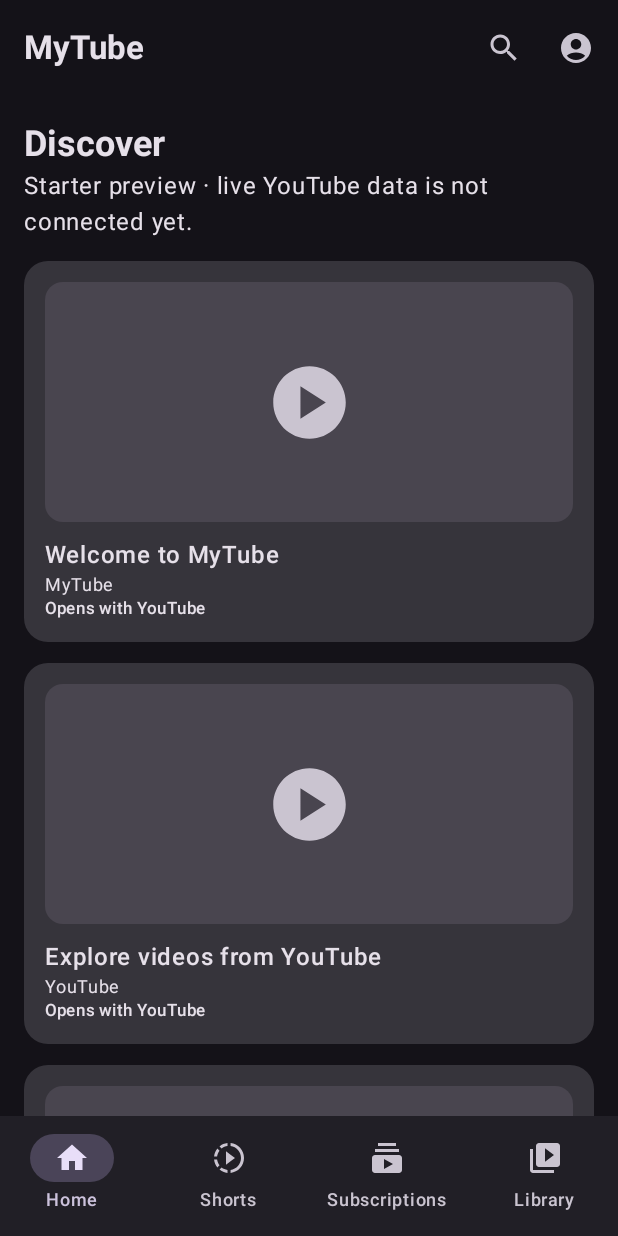
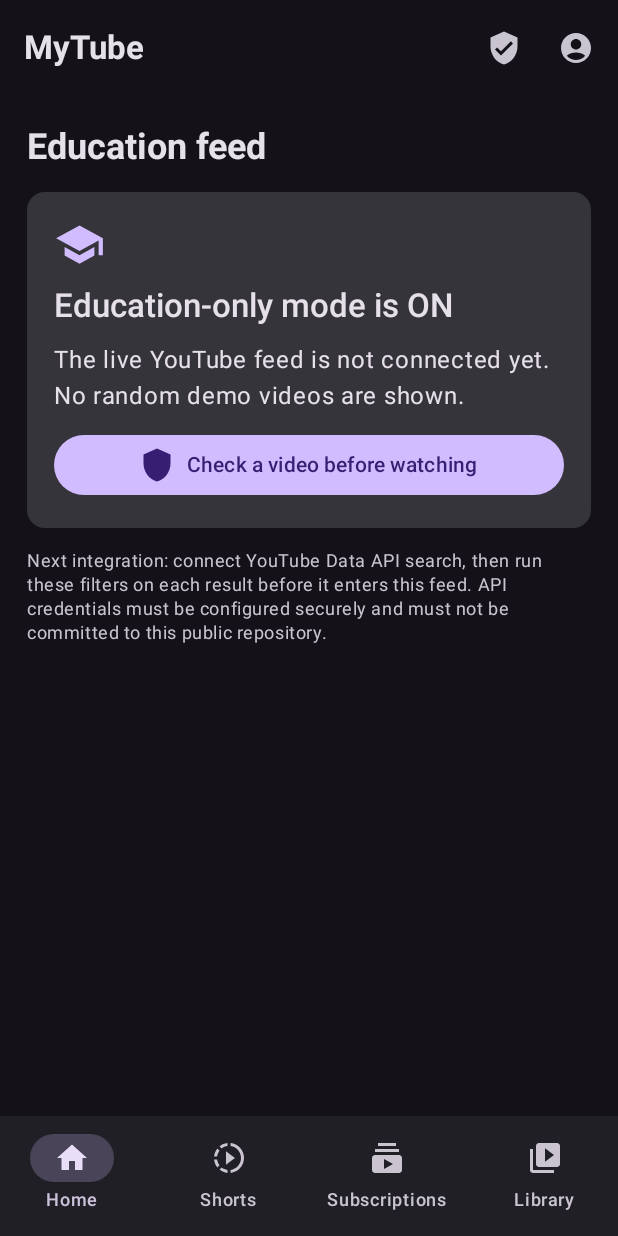
Before and after one commit to surajali1026/mytube, an Android app built with Jetpack Compose: the screen it shows after launch (MainActivity), on a phone screen of 412 x 824 dp. Run offline under Robolectric (Android 15) with nearby library versions, the phone set to English and light mode, and no system bars.

Commit message:
Add education feed mode and authenticity checker UI

```diff
--- a/app/src/main/java/com/mytube/app/MainActivity.kt
+++ b/app/src/main/java/com/mytube/app/MainActivity.kt
@@ -1,31 +1,18 @@
 package com.mytube.app
 
-import android.content.Intent
-import android.net.Uri
 import android.os.Bundle
 import androidx.activity.ComponentActivity
 import androidx.activity.compose.setContent
-import androidx.compose.foundation.clickable
 import androidx.compose.foundation.layout.*
 import androidx.compose.foundation.lazy.LazyColumn
-import androidx.compose.foundation.lazy.items
-import androidx.compose.foundation.shape.RoundedCornerShape
 import androidx.compose.material.icons.Icons
 import androidx.compose.material.icons.filled.*
 import androidx.compose.material3.*
 import androidx.compose.runtime.*
 import androidx.compose.ui.Alignment
 import androidx.compose.ui.Modifier
-import androidx.compose.ui.platform.LocalContext
 import androidx.compose.ui.text.font.FontWeight
 import androidx.compose.ui.unit.dp
-
-private data class Video(val title: String, val channel: String, val id: String)
-private val sampleVideos = listOf(
-    Video("Welcome to MyTube", "MyTube", "M7lc1UVf-VE"),
-    Video("Explore videos from YouTube", "YouTube", "jNQXAC9IVRw"),
-    Video("Search and discover videos", "MyTube Demo", "dQw4w9WgXcQ")
-)
 
 class MainActivity : ComponentActivity() {
     override fun onCreate(savedInstanceState: Bundle?) {
@@ -37,34 +24,25 @@ class MainActivity : ComponentActivity() {
             var pictureInPicture by remember { mutableStateOf(preferences.getBoolean("picture_in_picture", true)) }
             var autoPlayNext by remember { mutableStateOf(preferences.getBoolean("auto_play_next", false)) }
             var downloadsEnabled by remember { mutableStateOf(preferences.getBoolean("downloads_enabled", false)) }
+            var educationOnly by remember { mutableStateOf(preferences.getBoolean("education_only", true)) }
 
             MaterialTheme(colorScheme = darkColorScheme()) {
                 MyTubeScreen(
+                    educationOnly = educationOnly,
+                    onEducationOnlyChanged = {
+                        educationOnly = it
+                        preferences.edit().putBoolean("education_only", it).apply()
+                    },
                     ownAdsEnabled = ownAdsEnabled,
-                    onOwnAdsChanged = {
-                        ownAdsEnabled = it
-                        preferences.edit().putBoolean("own_ads_enabled", it).apply()
-                    },
+                    onOwnAdsChanged = { ownAdsEnabled = it; preferences.edit().putBoolean("own_ads_enabled", it).apply() },
                     backgroundAudio = backgroundAudio,
-                    onBackgroundAudioChanged = {
-                        backgroundAudio = it
-                        preferences.edit().putBoolean("background_audio", it).apply()
-                    },
+                    onBackgroundAudioChanged = { backgroundAudio = it; preferences.edit().putBoolean("background_audio", it).apply() },
                     pictureInPicture = pictureInPicture,
-                    onPictureInPictureChanged = {
-                        pictureInPicture = it
-                        preferences.edit().putBoolean("picture_in_picture", it).apply()
-                    },
+                    onPictureInPictureChanged = { pictureInPicture = it; preferences.edit().putBoolean("picture_in_picture", it).apply() },
                     autoPlayNext = autoPlayNext,
-                    onAutoPlayNextChanged = {
-                        autoPlayNext = it
-                        preferences.edit().putBoolean("auto_play_next", it).apply()
-                    },
+                    onAutoPlayNextChanged = { autoPlayNext = it; preferences.edit().putBoolean("auto_play_next", it).apply() },
                     downloadsEnabled = downloadsEnabled,
-                    onDownloadsEnabledChanged = {
-                        downloadsEnabled = it
-                        preferences.edit().putBoolean("downloads_enabled", it).apply()
-                    }
+                    onDownloadsEnabledChanged = { downloadsEnabled = it; preferences.edit().putBoolean("downloads_enabled", it).apply() }
                 )
             }
         }
@@ -74,6 +52,8 @@ class MainActivity : ComponentActivity() {
 @OptIn(ExperimentalMaterial3Api::class)
 @Composable
 private fun MyTubeScreen(
+    educationOnly: Boolean,
+    onEducationOnlyChanged: (Boolean) -> Unit,
     ownAdsEnabled: Boolean,
     onOwnAdsChanged: (Boolean) -> Unit,
     backgroundAudio: Boolean,
@@ -85,16 +65,18 @@ private fun MyTubeScreen(
     downloadsEnabled: Boolean,
     onDownloadsEnabledChanged: (Boolean) -> Unit
 ) {
-    val context = LocalContext.current
     var tab by remember { mutableStateOf("Home") }
-    var query by remember { mutableStateOf("") }
     Scaffold(
         topBar = {
             TopAppBar(
                 title = { Text("MyTube", fontWeight = FontWeight.Bold) },
                 actions = {
-                    IconButton(onClick = { tab = "Search" }) { Icon(Icons.Default.Search, contentDescription = "Search") }
-                    IconButton(onClick = { tab = "Profile" }) { Icon(Icons.Default.AccountCircle, contentDescription = "Profile") }
+                    IconButton(onClick = { tab = "Verify" }) {
+                        Icon(Icons.Default.VerifiedUser, contentDescription = "Authenticity checker")
+                    }
+                    IconButton(onClick = { tab = "Profile" }) {
+                        Icon(Icons.Default.AccountCircle, contentDescription = "Profile")
+                    }
                 }
             )
         },
@@ -110,67 +92,151 @@ private fun MyTubeScreen(
         }
     ) { padding ->
         when (tab) {
-            "Search" -> Column(Modifier.fillMaxSize().padding(padding).padding(16.dp)) {
-                OutlinedTextField(value = query, onValueChange = { query = it },
-                    modifier = Modifier.fillMaxWidth(), label = { Text("Search YouTube") }, singleLine = true)
-                Spacer(Modifier.height(12.dp))
-                Text("Live search will be connected after a YouTube Data API key is configured.")
-            }
-            "Profile" -> Column(
+            "Verify" -> AuthenticityChecker(Modifier.fillMaxSize().padding(padding))
+            "Profile" -> LazyColumn(
                 Modifier.fillMaxSize().padding(padding).padding(20.dp),
                 verticalArrangement = Arrangement.spacedBy(12.dp)
             ) {
-                Text("Your account", style = MaterialTheme.typography.headlineSmall)
-                Text("Google sign-in is not configured yet.")
-                HorizontalDivider()
-                Text("Playback settings", style = MaterialTheme.typography.titleLarge)
-                SettingSwitch("Background audio", "For MyTube-owned or licensed audio only.", backgroundAudio, onBackgroundAudioChanged)
-                SettingSwitch("Picture-in-picture", "Floating video window for supported MyTube playback.", pictureInPicture, onPictureInPictureChanged)
-                SettingSwitch("Auto-play next", "Automatically continue supported MyTube playlists.", autoPlayNext, onAutoPlayNextChanged)
-                SettingSwitch("Allow downloads", "Only for videos you own or are licensed to download.", downloadsEnabled, onDownloadsEnabledChanged)
-                HorizontalDivider()
-                Text("App settings", style = MaterialTheme.typography.titleLarge)
-                SettingSwitch("Show MyTube ads", "Controls only ads owned by this app.", ownAdsEnabled, onOwnAdsChanged)
+                item { Text("Your account", style = MaterialTheme.typography.headlineSmall) }
+                item { Text("Google sign-in is not configured yet.") }
+                item { HorizontalDivider() }
+                item { Text("Feed preferences", style = MaterialTheme.typography.titleLarge) }
+                item { SettingSwitch("Education-only feed", "Hide entertainment and movie-clip content when a live feed is connected.", educationOnly, onEducationOnlyChanged) }
+                item { Text("Playback settings", style = MaterialTheme.typography.titleLarge) }
+                item { SettingSwitch("Background audio", "For MyTube-owned or licensed audio only.", backgroundAudio, onBackgroundAudioChanged) }
+                item { SettingSwitch("Picture-in-picture", "Floating video window for supported MyTube playback.", pictureInPicture, onPictureInPictureChanged) }
+                item { SettingSwitch("Auto-play next", "Automatically continue supported MyTube playlists.", autoPlayNext, onAutoPlayNextChanged) }
+                item { SettingSwitch("Allow downloads", "Only for videos you own or are licensed to download.", downloadsEnabled, onDownloadsEnabledChanged) }
+                item { HorizontalDivider() }
+                item { Text("App settings", style = MaterialTheme.typography.titleLarge) }
+                item { SettingSwitch("Show MyTube ads", "Controls only ads owned by this app.", ownAdsEnabled, onOwnAdsChanged) }
+                item {
                     Text(
-                    "Playback and download controls are saved, but their media-player services are not connected yet. YouTube links currently open in the official YouTube app/browser. MyTube will not download YouTube videos or bypass YouTube background-play restrictions.",
+                        "The authenticity checker currently evaluates title, channel name and description text entered by you. It does not watch the video, verify every claim, or prove that a channel is trustworthy. Live YouTube search/feed is not connected yet.",
                         style = MaterialTheme.typography.bodySmall,
                         color = MaterialTheme.colorScheme.onSurfaceVariant
                     )
+                }
+                item {
                     Text(
-                    "This app does not hide or alter advertisements served by YouTube.",
-                    style = MaterialTheme.typography.bodySmall
+                        "Playback and download controls are saved preferences only; their media services are not connected. YouTube links will use the official YouTube app/browser. MyTube will not extract or download YouTube streams or bypass background-play restrictions.",
+                        style = MaterialTheme.typography.bodySmall,
+                        color = MaterialTheme.colorScheme.onSurfaceVariant
                     )
                 }
-            else -> LazyColumn(Modifier.fillMaxSize().padding(padding),
-                contentPadding = PaddingValues(16.dp), verticalArrangement = Arrangement.spacedBy(14.dp)) {
+            }
+            else -> LazyColumn(
+                Modifier.fillMaxSize().padding(padding).padding(18.dp),
+                verticalArrangement = Arrangement.spacedBy(14.dp)
+            ) {
                 item {
-                    Text(when (tab) {
+                    Text(
+                        when (tab) {
                             "Shorts" -> "Shorts"
                             "Subscriptions" -> "Subscriptions"
                             "Library" -> "Your library"
-                        else -> "Discover"
-                    }, style = MaterialTheme.typography.headlineSmall, fontWeight = FontWeight.Bold)
-                    Text("Starter preview · live YouTube data is not connected yet.")
+                            else -> if (educationOnly) "Education feed" else "Discover"
+                        },
+                        style = MaterialTheme.typography.headlineSmall,
+                        fontWeight = FontWeight.Bold
+                    )
                 }
-                items(sampleVideos) { video ->
-                    Card(modifier = Modifier.fillMaxWidth().clickable {
-                        context.startActivity(Intent(Intent.ACTION_VIEW,
-                            Uri.parse("https://www.youtube.com/watch?v=${video.id}")))
-                    }, shape = RoundedCornerShape(16.dp)) {
-                        Column(Modifier.padding(14.dp)) {
-                            Surface(Modifier.fillMaxWidth().height(160.dp),
-                                color = MaterialTheme.colorScheme.surfaceVariant, shape = RoundedCornerShape(12.dp)) {
-                                Box(contentAlignment = Alignment.Center) {
-                                    Icon(Icons.Default.PlayCircle, contentDescription = "Open video", modifier = Modifier.size(58.dp))
-                                }
-                            }
-                            Spacer(Modifier.height(10.dp))
-                            Text(video.title, fontWeight = FontWeight.SemiBold)
-                            Text(video.channel, style = MaterialTheme.typography.bodySmall)
-                            Text("Opens with YouTube", style = MaterialTheme.typography.labelSmall)
+                item {
+                    Card {
+                        Column(Modifier.padding(18.dp), verticalArrangement = Arrangement.spacedBy(10.dp)) {
+                            Icon(Icons.Default.School, contentDescription = null, tint = MaterialTheme.colorScheme.primary, modifier = Modifier.size(34.dp))
+                            Text(
+                                if (educationOnly) "Education-only mode is ON" else "Discover mode",
+                                style = MaterialTheme.typography.titleLarge,
+                                fontWeight = FontWeight.SemiBold
+                            )
+                            Text("The live YouTube feed is not connected yet. No random demo videos are shown.")
+                            Button(onClick = { tab = "Verify" }, modifier = Modifier.fillMaxWidth()) {
+                                Icon(Icons.Default.Shield, contentDescription = null)
+                                Spacer(Modifier.width(8.dp))
+                                Text("Check a video before watching")
                             }
                         }
                     }
+                }
+                item {
+                    Text(
+                        "Next integration: connect YouTube Data API search, then run these filters on each result before it enters this feed. API credentials must be configured securely and must not be committed to this public repository.",
+                        style = MaterialTheme.typography.bodySmall,
+                        color = MaterialTheme.colorScheme.onSurfaceVariant
+                    )
+                }
+            }
+        }
+    }
+}
+
+@Composable
+private fun AuthenticityChecker(modifier: Modifier = Modifier) {
+    var title by remember { mutableStateOf("") }
+    var channel by remember { mutableStateOf("") }
+    var description by remember { mutableStateOf("") }
+    var report by remember { mutableStateOf<AuthenticityReport?>(null) }
+
+    LazyColumn(
+        modifier.padding(16.dp),
+        verticalArrangement = Arrangement.spacedBy(12.dp)
+    ) {
+        item {
+            Text("Authenticity check", style = MaterialTheme.typography.headlineSmall, fontWeight = FontWeight.Bold)
+            Text("Paste the video's public details. This free offline check looks for educational, source and clickbait signals.")
+        }
+        item {
+            OutlinedTextField(title, { title = it; report = null }, Modifier.fillMaxWidth(),
+                label = { Text("Video title") }, minLines = 2)
+        }
+        item {
+            OutlinedTextField(channel, { channel = it; report = null }, Modifier.fillMaxWidth(),
+                label = { Text("Channel name") }, singleLine = true)
+        }
+        item {
+            OutlinedTextField(description, { description = it; report = null }, Modifier.fillMaxWidth(),
+                label = { Text("Video description / source links") }, minLines = 5)
+        }
+        item {
+            Button(
+                onClick = { report = AuthenticityEngine.evaluate(title, channel, description) },
+                enabled = title.isNotBlank() && channel.isNotBlank(),
+                modifier = Modifier.fillMaxWidth()
+            ) {
+                Icon(Icons.Default.FactCheck, contentDescription = null)
+                Spacer(Modifier.width(8.dp))
+                Text("Check authenticity signals")
+            }
+        }
+        report?.let { result ->
+            item {
+                Card {
+                    Column(Modifier.padding(16.dp), verticalArrangement = Arrangement.spacedBy(10.dp)) {
+                        Text("Metadata signal score", style = MaterialTheme.typography.titleMedium)
+                        Text("${result.score}/100", style = MaterialTheme.typography.displaySmall,
+                            color = when {
+                                result.score >= 75 -> MaterialTheme.colorScheme.primary
+                                result.score >= 55 -> MaterialTheme.colorScheme.tertiary
+                                else -> MaterialTheme.colorScheme.error
+                            }, fontWeight = FontWeight.Bold)
+                        Text(result.verdict, fontWeight = FontWeight.SemiBold)
+                        HorizontalDivider()
+                        Text("Positive signals", fontWeight = FontWeight.SemiBold)
+                        if (result.reasons.isEmpty()) Text("No positive signals detected.")
+                        result.reasons.forEach { Text("• $it") }
+                        Text("Warnings", fontWeight = FontWeight.SemiBold)
+                        if (result.warnings.isEmpty()) Text("No metadata warnings detected.")
+                        result.warnings.forEach { Text("• $it") }
+                    }
+                }
+            }
+            item {
+                Text(
+                    "Important: this is a simple text-based heuristic, not a fact-checking verdict. A high score is not proof that the video is true; open and verify the cited sources yourself.",
+                    style = MaterialTheme.typography.bodySmall,
+                    color = MaterialTheme.colorScheme.onSurfaceVariant
+                )
             }
         }
     }
@@ -183,10 +249,7 @@ private fun SettingSwitch(
     checked: Boolean,
     onCheckedChange: (Boolean) -> Unit
 ) {
-    Row(
-        Modifier.fillMaxWidth().padding(vertical = 4.dp),
-        verticalAlignment = Alignment.CenterVertically
-    ) {
+    Row(Modifier.fillMaxWidth().padding(vertical = 4.dp), verticalAlignment = Alignment.CenterVertically) {
         Column(Modifier.weight(1f)) {
             Text(title, fontWeight = FontWeight.Medium)
             Text(description, style = MaterialTheme.typography.bodySmall,
```
Lines whose indentation alone changed are shown as unchanged.
